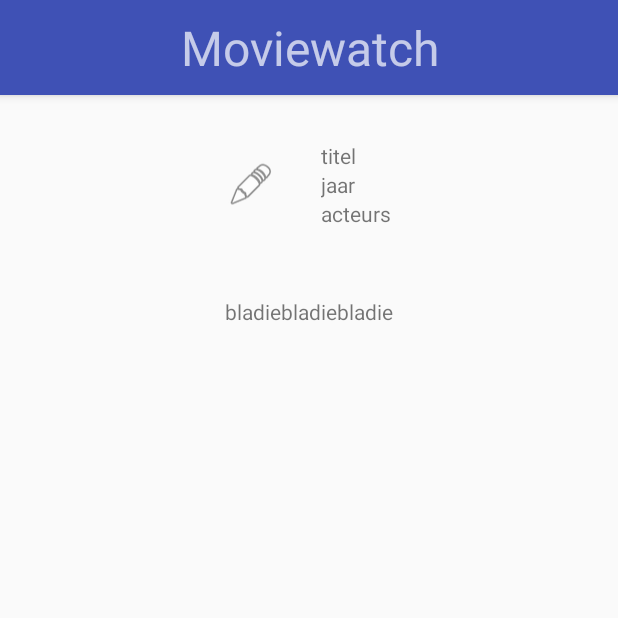
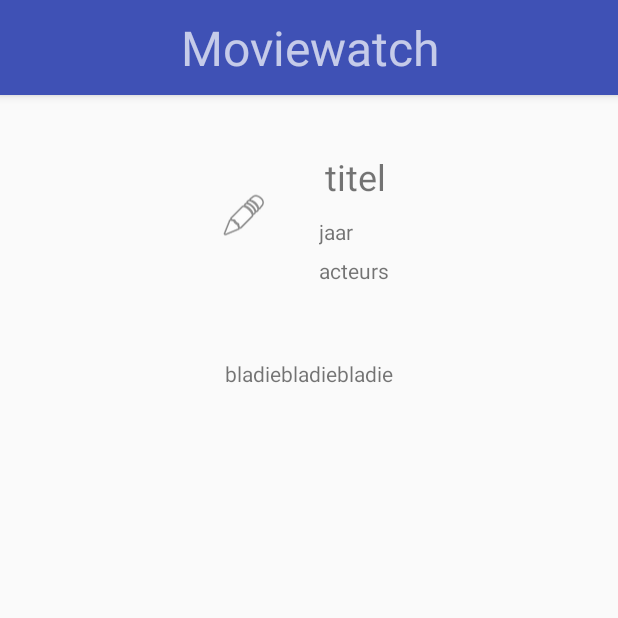
Before and after one commit to StijnVerdenius/Movies_To_Watch_App, an Android app: the ShowActivity screen opened directly, with no data from a screen before it, on a phone screen of 412 x 824 dp, the top half of it. Run offline under Robolectric (Android 15) with nearby library versions, the phone set to English and light mode, and no system bars.

Commit message:
show scherm2

```diff
--- a/app/src/main/res/layout/activity_show.xml
+++ b/app/src/main/res/layout/activity_show.xml
@@ -65,19 +65,27 @@
                 android:layout_width="wrap_content"
                 android:layout_height="wrap_content"
                 android:id="@+id/title1"
-                android:text="titel"/>
+                android:text="titel"
+                android:padding="7dp"
+                android:textSize="24sp"
+                />
 
             <TextView
                 android:layout_width="wrap_content"
                 android:layout_height="wrap_content"
                 android:id="@+id/year"
-                android:text="jaar"/>
+                android:text="jaar"
+                android:padding="3dp"
+                />
 
             <TextView
+
                 android:layout_width="wrap_content"
                 android:layout_height="wrap_content"
                 android:id="@+id/actors"
-                android:text="acteurs"/>
+                android:text="acteurs"
+                android:padding="3dp"
+                />
 
 
         </LinearLayout>
```
